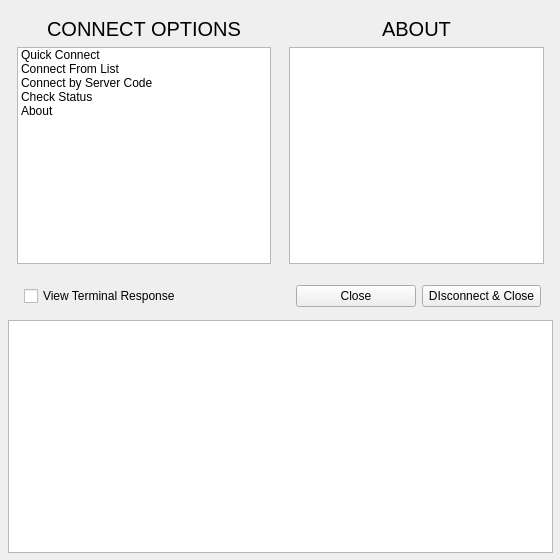
Old version of the form ui/maindlg.ui in the repository z-labs/NordVPNQuickConnect.
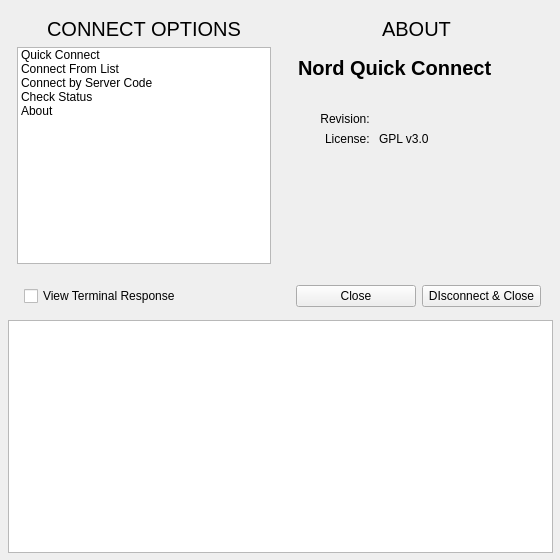
New version of the form. The open tabs and pages were chosen to show the change.

Diff of the .ui file:
```diff
--- a/ui/maindlg.ui
+++ b/ui/maindlg.ui
@@ -421,7 +421,117 @@
          </widget>
         </item>
         <item>
-         <widget class="QTextEdit" name="textEdit"/>
+         <widget class="QWidget" name="widget_2" native="true">
+          <layout class="QVBoxLayout" name="verticalLayout_6">
+           <item>
+            <layout class="QGridLayout" name="gridLayout_6">
+             <item row="0" column="0" colspan="2">
+              <widget class="QLabel" name="label_7">
+               <property name="minimumSize">
+                <size>
+                 <width>0</width>
+                 <height>50</height>
+                </size>
+               </property>
+               <property name="font">
+                <font>
+                 <family>Liberation Sans</family>
+                 <pointsize>15</pointsize>
+                 <weight>75</weight>
+                 <bold>true</bold>
+                </font>
+               </property>
+               <property name="text">
+                <string>Nord Quick Connect</string>
+               </property>
+               <property name="alignment">
+                <set>Qt::AlignLeading|Qt::AlignLeft|Qt::AlignTop</set>
+               </property>
+              </widget>
+             </item>
+             <item row="1" column="0">
+              <widget class="QLabel" name="label_8">
+               <property name="maximumSize">
+                <size>
+                 <width>75</width>
+                 <height>16777215</height>
+                </size>
+               </property>
+               <property name="font">
+                <font>
+                 <family>Liberation Sans</family>
+                </font>
+               </property>
+               <property name="text">
+                <string>Revision: </string>
+               </property>
+               <property name="alignment">
+                <set>Qt::AlignRight|Qt::AlignTrailing|Qt::AlignVCenter</set>
+               </property>
+              </widget>
+             </item>
+             <item row="1" column="1">
+              <widget class="QLabel" name="lblRevision">
+               <property name="font">
+                <font>
+                 <family>Liberation Sans</family>
+                </font>
+               </property>
+               <property name="text">
+                <string> </string>
+               </property>
+              </widget>
+             </item>
+             <item row="3" column="0">
+              <widget class="QLabel" name="label_10">
+               <property name="maximumSize">
+                <size>
+                 <width>75</width>
+                 <height>16777215</height>
+                </size>
+               </property>
+               <property name="font">
+                <font>
+                 <family>Liberation Sans</family>
+                </font>
+               </property>
+               <property name="text">
+                <string>License: </string>
+               </property>
+               <property name="alignment">
+                <set>Qt::AlignRight|Qt::AlignTrailing|Qt::AlignVCenter</set>
+               </property>
+              </widget>
+             </item>
+             <item row="3" column="1">
+              <widget class="QLabel" name="label_11">
+               <property name="font">
+                <font>
+                 <family>Liberation Sans</family>
+                </font>
+               </property>
+               <property name="text">
+                <string>GPL v3.0</string>
+               </property>
+              </widget>
+             </item>
+            </layout>
+           </item>
+          </layout>
+         </widget>
+        </item>
+        <item>
+         <spacer name="verticalSpacer_4">
+          <property name="orientation">
+           <enum>Qt::Vertical</enum>
+          </property>
+          <property name="sizeHint" stdset="0">
+           <size>
+            <width>20</width>
+            <height>40</height>
+           </size>
+          </property>
+         </spacer>
         </item>
        </layout>
       </widget>
```
Left out of the diff: 4 changed lines with no effect on the pictures.
